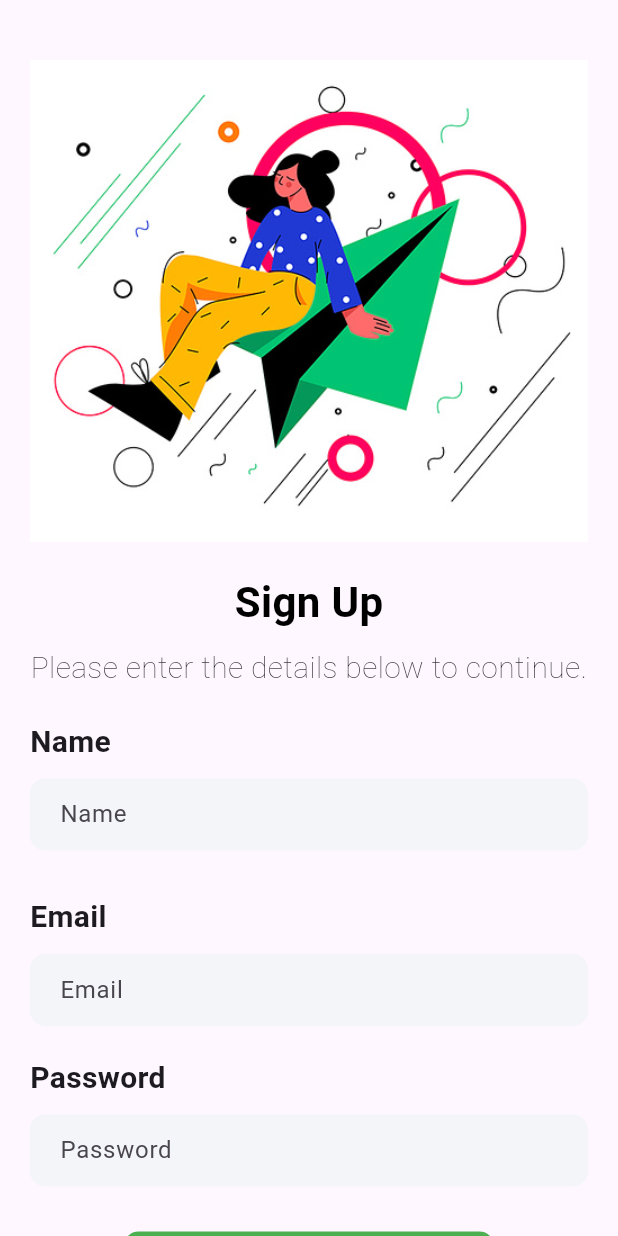
After one commit to dtngocanh/shoppingapp, a Flutter app: the SignUp screen opened directly, on a phone screen of 412 x 824 dp. The commit adds this screen. Run offline on Flutter 3.47's test engine with Material 3 defaults, Android fonts, the phone set to English and light mode, and no system bars; our stand-ins replace curved_navigation_bar.

Commit message:
update code

```diff
--- a/lib/main.dart
+++ b/lib/main.dart
@@ -1,5 +1,4 @@
 import 'package:flutter/material.dart';
-import 'package:shoppingapp/pages/bottomnav.dart';
 import 'package:shoppingapp/pages/home.dart';
 import 'package:shoppingapp/pages/onboarding.dart';
 
@@ -34,7 +33,7 @@ class MyApp extends StatelessWidget {
         // tested with just a hot reload.
         colorScheme: ColorScheme.fromSeed(seedColor: Colors.deepPurple),
       ),
-      home: BottomNav(),
+      home: Home()
     );
   }
 }
--- /dev/null
+++ b/lib/pages/signup.dart
@@ -0,0 +1,134 @@
+import 'package:flutter/material.dart';
+import 'package:shoppingapp/widget/support_widget.dart';
+import 'package:shoppingapp/pages/login.dart';
+
+class SignUp extends StatefulWidget {
+  const SignUp({super.key});
+
+  @override
+  State<SignUp> createState() => _SignUpState();
+}
+
+class _SignUpState extends State<SignUp> {
+  @override
+  Widget build(BuildContext context) {
+    return Scaffold(
+      body: SingleChildScrollView(
+        child: Container(
+          margin: EdgeInsets.symmetric(horizontal: 20.0, vertical: 40.0),
+          child: Column(
+            crossAxisAlignment: CrossAxisAlignment.start,
+            children: [
+              Center(child: Image.asset("images/login.png")),
+              SizedBox(height: 20.0),
+              Center(
+                child: Text("Sign Up", style: AppWidget.boldTextFieldStyle()),
+              ),
+              SizedBox(height: 10.0),
+              Center(
+                child: Text(
+                  "Please enter the details below to continue.",
+                  style: TextStyle(fontWeight: FontWeight.w100, fontSize: 20),
+                  textAlign: TextAlign.center,
+                ),
+              ),
+
+              SizedBox(height: 20.0),
+              Text("Name", style: TextStyle(fontWeight: FontWeight.w700, fontSize: 20)),
+              SizedBox(height: 10.0),
+              Container(
+                padding: EdgeInsets.symmetric(horizontal: 20.0),
+                decoration: BoxDecoration(
+                  color: Color(0xFFF4F5F9),
+                  borderRadius: BorderRadius.circular(10),
+                ),
+                child: TextField(
+                  decoration: InputDecoration(
+                    border: InputBorder.none,
+                    hintText: "Name",
+                  ),
+                ),
+              ),
+
+              SizedBox(height: 30.0),
+              Text("Email", style: TextStyle(fontWeight: FontWeight.w700, fontSize: 20)),
+              SizedBox(height: 10.0),
+              Container(
+                padding: EdgeInsets.symmetric(horizontal: 20.0),
+                decoration: BoxDecoration(
+                  color: Color(0xFFF4F5F9),
+                  borderRadius: BorderRadius.circular(10),
+                ),
+                child: TextField(
+                  decoration: InputDecoration(
+                    border: InputBorder.none,
+                    hintText: "Email",
+                  ),
+                ),
+              ),
+              SizedBox(height: 20.0),
+              Text("Password", style: TextStyle(fontWeight: FontWeight.w700, fontSize: 20)),
+              SizedBox(height: 10.0),
+              Container(
+                padding: EdgeInsets.symmetric(horizontal: 20.0),
+                decoration: BoxDecoration(
+                  color: Color(0xFFF4F5F9),
+                  borderRadius: BorderRadius.circular(10),
+                ),
+                child: TextField(
+                  obscureText: true,
+                  obscuringCharacter: '*',
+                  decoration: InputDecoration(
+                    border: InputBorder.none,
+                    hintText: "Password",
+                  ),
+                ),
+              ),
+
+              SizedBox(height: 30.0),
+              Center(
+                child: Container(
+                  width: MediaQuery.of(context).size.width * 0.6,
+                  padding: EdgeInsets.all(15),
+                  decoration: BoxDecoration(
+                    color: Colors.green,
+                    borderRadius: BorderRadius.circular(10),
+                  ),
+                  child: Center(
+                    child: Text(
+                      'SIGN UP',
+                      style: TextStyle(
+                        color: Colors.white,
+                        fontSize: 18.0,
+                        fontWeight: FontWeight.w500,
+                      ),
+                    ),
+                  ),
+                ),
+              ),
+              SizedBox(height: 20.0),
+              Row(
+                mainAxisAlignment: MainAxisAlignment.center,
+                children: [
+                  Text("Already have an account?", style: TextStyle(fontWeight: FontWeight.w300), ),
+                  GestureDetector(
+                    onTap: () {
+                      Navigator.push(
+                        context,
+                        MaterialPageRoute(builder: (context) => Login()),
+                      );
+                    },
+                    child: Text(
+                      " Login",
+                      style: TextStyle(color: Colors.green),
+                    ),
+                  )
+                ],
+              ),
+            ],
+          ),
+        ),
+      ),
+    );
+  }
+}
```
Also changed, not shown: lib/pages/login.dart (added, +126 -0 lines), lib/pages/product_detail.dart (added, +114 -0 lines).
